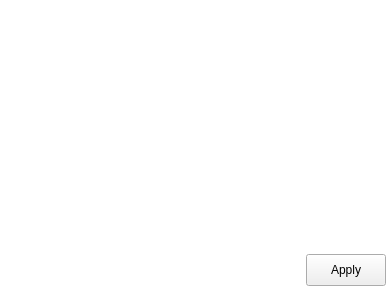
This is plugins/perspective/GraphPerspective/designer/FiltersManager.ui in vadivelselvaraj/TulipGLImprovement as Qt 5 draws it before an edit. The edited form follows.
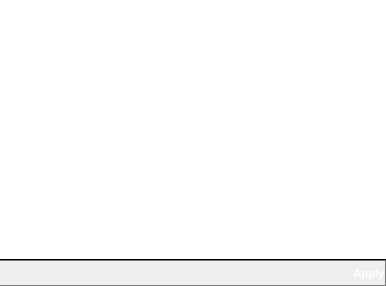
This is the edited form. Icons and pictures are not drawn. Custom widgets are drawn as their Qt base class.

Patch:
```diff
--- a/plugins/perspective/GraphPerspective/designer/FiltersManager.ui
+++ b/plugins/perspective/GraphPerspective/designer/FiltersManager.ui
@@ -35,7 +35,10 @@
      <property name="styleSheet">
       <string notr="true">#filtersListContents {
 background-color: white;
-border: 1px solid &quot;#C9C9C9&quot;;
+border-top: 1px solid &quot;#C9C9C9&quot;;
+border-left: 1px solid &quot;#C9C9C9&quot;;
+border-right: 0px;
+border-bottom: 1px solid black;
 }</string>
      </property>
      <property name="frameShape">
@@ -50,7 +53,7 @@
         <x>0</x>
         <y>0</y>
         <width>386</width>
-        <height>243</height>
+        <height>250</height>
        </rect>
       </property>
      </widget>
@@ -59,12 +62,47 @@
    <item>
     <widget class="QFrame" name="controlsFrame">
      <property name="styleSheet">
-      <string notr="true">#controlsFrame {
+      <string notr="true">/*#controlsFrame {
 background-color: white;
 border-top: 0px;
 border-bottom: 1px solid &quot;#C9C9C9&quot;;
 border-left: 1px solid &quot;#C9C9C9&quot;;
-border-right: 1px solid &quot;#C9C9C9&quot;;
+border-right: 0px;
+}*/
+* {
+color: white;
+font: bold 11px;
+}
+
+#controlsFrame {
+border-top: 1px solid rgba(117,117,117,255);
+border-bottom: 1px solid rgba(117,117,117,255);
+border-right: 1px solid rgba(117,117,117,255);
+border-left: 0px;
+background-color: qlineargradient(spread:pad, x1:0, y1:0, x2:, y2:1, 
+stop:0 rgb(75,75,75),
+stop:1 rgb(60, 60, 60));
+}
+
+QPushButton {
+border: 0px;
+border-image: none;
+}
+
+QPushButton:hover {
+border: 0px;
+border-image: none;
+background-color: qlineargradient(spread:pad, x1:0, y1:0, x2:, y2:1, 
+stop:0 rgb(85,85,85),
+stop:1 rgb(70, 70, 70));
+}
+
+QPushButton:pressed, .QPushButton:checked {
+border: 0px;
+border-image: none;
+background-color: qlineargradient(spread:pad, x1:0, y1:0, x2:, y2:1, 
+stop:0 rgb(65,65,65),
+stop:1 rgb(50, 50, 50));
 }</string>
      </property>
      <property name="frameShape">
@@ -98,7 +136,7 @@
         <property name="minimumSize">
          <size>
           <width>0</width>
-          <height>32</height>
+          <height>24</height>
          </size>
         </property>
         <property name="toolTip">
```
